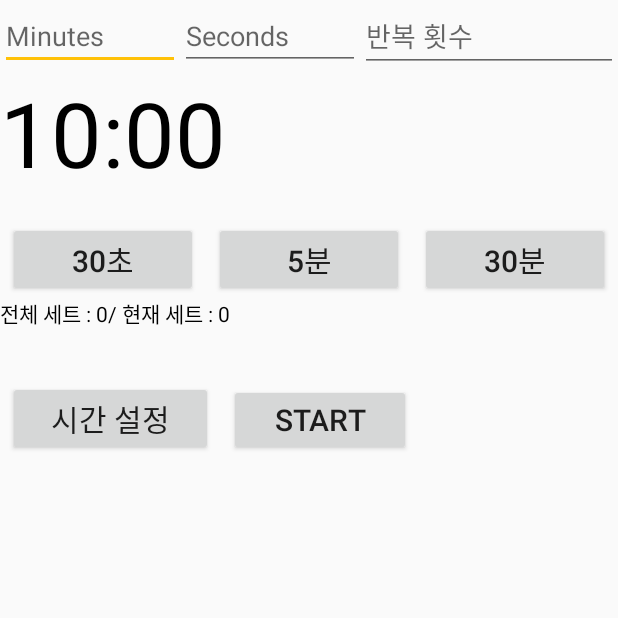
After one commit to qmffld102/CookBaB, an Android app: the Timer screen opened directly, with no data from a screen before it, on a phone screen of 412 x 824 dp, the top half of it. The commit adds this screen. Run offline under Robolectric (Android 15) with nearby library versions, the phone set to English and light mode, and no system bars.

Commit message:
Timer액티비티 만들어서 Cook에서 타이머연결 -소윤-

```diff
--- /dev/null
+++ b/app/src/main/java/com/example/coookbab/Timer.java
@@ -0,0 +1,318 @@
+package com.example.coookbab;
+
+import androidx.appcompat.app.AppCompatActivity;
+
+import android.annotation.SuppressLint;
+import android.content.Context;
+import android.content.SharedPreferences;
+import android.media.MediaPlayer;
+import android.os.Bundle;
+import android.os.CountDownTimer;
+import android.util.Log;
+import android.view.View;
+import android.view.inputmethod.InputMethodManager;
+import android.widget.Button;
+import android.widget.EditText;
+import android.widget.TextView;
+import android.widget.Toast;
+
+import java.util.Locale;
+
+public class Timer extends AppCompatActivity {
+    private EditText mEditTextInput, mEditTextInputSecond, editRepeat;
+    private TextView mTextViewCountDown, textRepeat;
+    private Button mButtonSet;
+    private Button mButtonStartPause;
+    private Button mButtonReset;
+    private Button btn_5min, btn_30sec, btn_30min;
+    private CountDownTimer mCountDownTimer;
+    private String input;
+    private String input2;
+    public boolean mTimerRunning;
+    private boolean mTimerWrite=false;
+    private long mStartTimeInMillis;
+    private long mTimeLeftInMillis;
+    private long mEndTime;
+    SharedPreferences prefs;
+    SharedPreferences.Editor editor;
+    @Override
+    protected void onCreate(Bundle savedInstanceState) {
+        super.onCreate(savedInstanceState);
+        setContentView(R.layout.activity_timer);
+
+        prefs = getSharedPreferences("prefs", MODE_PRIVATE);
+        editor = prefs.edit();
+        mEditTextInput = findViewById(R.id.edit_text_input);
+        mEditTextInputSecond = findViewById(R.id.edit_text_input_second);
+        editRepeat = findViewById(R.id.edit_repeat);
+        mTextViewCountDown = findViewById(R.id.text_view_countdown);
+        textRepeat = findViewById(R.id.text_repeat);
+        btn_5min=findViewById(R.id.btn_5min);
+        btn_30sec=findViewById(R.id.btn_30sec);
+        btn_30min=findViewById(R.id.btn_30min);
+        mButtonSet = findViewById(R.id.button_set);
+        mButtonStartPause = findViewById(R.id.button_start_pause);
+        mButtonReset = findViewById(R.id.button_reset);
+        mTimerWrite=false;
+        btn_5min.setOnClickListener(new View.OnClickListener() {
+            @Override
+            public void onClick(View v) {
+                mEditTextInput.setText("5");
+                mEditTextInputSecond.setText("0");
+            }
+        });
+        btn_30sec.setOnClickListener(new View.OnClickListener() {
+            @Override
+            public void onClick(View v) {
+                mEditTextInput.setText("0");
+                mEditTextInputSecond.setText("30");
+            }
+        });
+        btn_30min.setOnClickListener(new View.OnClickListener() {
+            @Override
+            public void onClick(View v) {
+                mEditTextInput.setText("30");
+                mEditTextInputSecond.setText("0");
+            }
+        });
+        mButtonSet.setOnClickListener(new View.OnClickListener() {
+            @Override
+            public void onClick(View v) {
+                input = mEditTextInput.getText().toString();
+                input2 = mEditTextInputSecond.getText().toString();
+                if (input.length() == 0) {
+                    mEditTextInput.setText("0");
+                    input=mEditTextInput.getText().toString();
+                    //Toast.makeText(Timer2.this, "Field can't be empty", Toast.LENGTH_SHORT).show();
+                    //return;
+                }
+                if (input2.length() == 0) {
+                    mEditTextInputSecond.setText("0");
+                    input2=mEditTextInputSecond.getText().toString();
+                    //Toast.makeText(Timer2.this, "Field2 can't be empty", Toast.LENGTH_SHORT).show();
+                    //return;
+                }
+
+                long millisInput = (Long.parseLong(input) * 60000) + (Long.parseLong(input2) * 1000);
+                if (millisInput == 0) {
+                    Toast.makeText(Timer.this, "Please enter a positive number", Toast.LENGTH_SHORT).show();
+                    return;
+                }
+                if(editRepeat.getText().toString().length() == 0){
+                    editRepeat.setText("1");
+                    return;
+                }
+                int repeat = Integer.parseInt(editRepeat.getText().toString());
+                if(repeat < 1){
+                    repeat=1;
+                    return;
+                }
+
+                editor.putInt("repeatCount", repeat);
+                editor.putInt("currentCount", 1);
+                setTime(millisInput);
+                mEditTextInput.setText("");
+                mEditTextInputSecond.setText("");
+            }
+        });
+
+        mButtonStartPause.setOnClickListener(new View.OnClickListener() {
+            @Override
+            public void onClick(View v) {
+                if (mTimerRunning) {
+                    pauseTimer();
+                } else {
+                    startTimer();
+                }
+            }
+        });
+
+        mButtonReset.setOnClickListener(new View.OnClickListener() {
+            @Override
+            public void onClick(View v) {
+                resetTimer();
+            }
+        });
+
+    }
+
+    private void setTime(long milliseconds) {
+        mStartTimeInMillis = milliseconds;
+        resetTimer();
+        closeKeyboard();
+    }
+
+    private void startTimer() {
+        editor.apply();
+        mEndTime = System.currentTimeMillis() + mTimeLeftInMillis;
+
+        mCountDownTimer = new CountDownTimer(mTimeLeftInMillis, 1000) {
+            @Override
+            public void onTick(long millisUntilFinished) {
+                mTimeLeftInMillis = millisUntilFinished;
+                mEndTime = System.currentTimeMillis() + mTimeLeftInMillis;
+                editor.putLong("startTimeInMillis", mStartTimeInMillis);
+                editor.putLong("millisLeft", mTimeLeftInMillis);
+                editor.putLong("endTime", mEndTime);
+                editor.putBoolean("timerRunning", mTimerRunning);
+                editor.apply();
+                updateCountDownText();
+            }
+
+            @Override
+            public void onFinish() {
+                Log.d("LOGTAG, CountDown", "onFinish");
+                startSound(getApplicationContext());
+                repeatTimer();
+            }
+        }.start();
+        mTimerRunning = true;
+        updateWatchInterface();
+    }
+
+    private void pauseTimer() {
+        mCountDownTimer.cancel();
+        mTimerRunning = false;
+        editor.putBoolean("timerRunning", mTimerRunning);
+        editor.apply();
+        updateWatchInterface();
+    }
+
+    private void resetTimer() {
+        editor.putInt("currentCount", 1);
+        editRepeat.setVisibility(View.VISIBLE);
+        mEditTextInput.setVisibility(View.VISIBLE);
+        mEditTextInputSecond.setVisibility(View.VISIBLE);
+        mButtonSet.setVisibility(View.VISIBLE);
+        mTimeLeftInMillis = mStartTimeInMillis;
+        updateCountDownText();
+        updateWatchInterface();
+    }
+
+    private void repeatTimer(){
+        int repeatCount = prefs.getInt("repeatCount", 0);
+        int currentCount = prefs.getInt("currentCount", 0);
+        if(currentCount < repeatCount){
+            editor.putInt("currentCount", currentCount+1);
+            mTimeLeftInMillis = mStartTimeInMillis;
+            updateCountDownText();
+            startTimer();
+        }else{
+            mTimerRunning = false;
+            editor.putBoolean("timerRunning", mTimerRunning);
+            editor.apply();
+            updateWatchInterface();
+        }
+    }
+
+    private void updateCountDownText() {
+        int hours = (int) (mTimeLeftInMillis / 1000) / 3600;
+        int minutes = (int) ((mTimeLeftInMillis / 1000) % 3600) / 60;
+        int seconds = (int) (mTimeLeftInMillis / 1000) % 60;
+
+        String timeLeftFormatted;
+        if (hours > 0) {
+            timeLeftFormatted = String.format(Locale.getDefault(),
+                    "%d:%02d:%02d", hours, minutes, seconds);
+        } else {
+            timeLeftFormatted = String.format(Locale.getDefault(),
+                    "%02d:%02d", minutes, seconds);
+        }
+
+        int repeatCount = prefs.getInt("repeatCount", 0);
+        int currentCount = prefs.getInt("currentCount", 0);
+        textRepeat.setText("전체 세트 : "+String.valueOf(repeatCount)+"/ 현재 세트 : "+String.valueOf(currentCount));
+        mTextViewCountDown.setText(timeLeftFormatted);
+
+    }
+
+    @SuppressLint("LongLogTag")
+    private void updateWatchInterface() {
+        Log.d("LOGTAG, COUNTDOWN, updataWatchInterface", String.valueOf(mEndTime));
+        Log.d("LOGTAG, COUNTDOWN, updataWatchInterface", String.valueOf(mTimerRunning));
+        if (mTimerRunning) {
+            mEditTextInput.setVisibility(View.INVISIBLE);
+            mEditTextInputSecond.setVisibility(View.INVISIBLE);
+            editRepeat.setVisibility(View.INVISIBLE);
+            mButtonSet.setVisibility(View.INVISIBLE);
+            mButtonReset.setVisibility(View.INVISIBLE);
+            mButtonStartPause.setText("Pause");
+        } else {
+            mButtonStartPause.setText("Start");
+
+            if (mTimeLeftInMillis < 1000) {
+                mButtonStartPause.setVisibility(View.INVISIBLE);
+            } else {
+                mButtonStartPause.setVisibility(View.VISIBLE);
+            }
+
+            if (mTimeLeftInMillis < mStartTimeInMillis) {
+                mButtonReset.setVisibility(View.VISIBLE);
+            } else {
+                mButtonReset.setVisibility(View.INVISIBLE);
+            }
+        }
+    }
+
+    private void closeKeyboard() {
+        View view = this.getCurrentFocus();
+        if (view != null) {
+            InputMethodManager imm = (InputMethodManager) getSystemService(INPUT_METHOD_SERVICE);
+            imm.hideSoftInputFromWindow(view.getWindowToken(), 0);
+        }
+    }
+
+    @SuppressLint("LongLogTag")
+    @Override
+    protected void onStop() {
+        super.onStop();
+        if (mCountDownTimer != null) {
+            Log.d("LOGTAG, COUNTDOWN, onSTop", "cancle");
+            mCountDownTimer.cancel();
+        }
+    }
+
+    @SuppressLint("LongLogTag")
+    @Override
+    protected void onStart() {
+        super.onStart();
+
+        mStartTimeInMillis = prefs.getLong("startTimeInMillis", 600000);
+        mTimeLeftInMillis = prefs.getLong("millisLeft", mStartTimeInMillis);
+        mTimerRunning = prefs.getBoolean("timerRunning", false);
+        updateCountDownText();
+        updateWatchInterface();
+
+        if (mTimerRunning) {
+            mEndTime = prefs.getLong("endTime", 0);
+            Log.d("LOGTAG, COUNTDOWN, onStart2", String.valueOf(mEndTime));
+            mTimeLeftInMillis = mEndTime - System.currentTimeMillis();
+            Log.d("LOGTAG, COUNTDOWN, onStart2", String.valueOf(mTimeLeftInMillis));
+            String countName = prefs.getString("countName", "");
+
+            if (mTimeLeftInMillis < 0) {
+                mTimeLeftInMillis = 0;
+                mTimerRunning = false;
+                editor.putBoolean("timerRunning", mTimerRunning);
+                editor.apply();
+                Log.d("LOGTAG, COUNTDOWN, onStart2", String.valueOf(mTimerRunning));
+                updateCountDownText();
+                updateWatchInterface();
+            } else {
+                startTimer();
+            }
+        }else{
+            Log.d("LOGTAG, COUNTDOWN, onStart2", "else");
+            if(mCountDownTimer != null){
+                Log.d("LOGTAG, COUNTDOWN, onStart2", "cancle");
+                mCountDownTimer.cancel();
+            }
+        }
+    }
+
+    public void startSound(Context context) {
+        MediaPlayer mediaPlayer = MediaPlayer.create(context, R.raw.beeeep);
+        mediaPlayer.start();
+        Log.d("LOGTAG", "startSound");
+    }
+}
--- a/app/src/main/res/layout/activity_cook.xml
+++ b/app/src/main/res/layout/activity_cook.xml
@@ -15,6 +15,8 @@
         tools:srcCompat="@tools:sample/backgrounds/scenic" />
 
     <Button
+        android:id="@+id/btn_timer"
+        android:onClick="mOnClick"
         android:layout_width="50dp"
         android:layout_height="50dp"
         android:layout_marginStart="15dp"
--- /dev/null
+++ b/app/src/main/res/layout/activity_timer.xml
@@ -0,0 +1,138 @@
+<?xml version="1.0" encoding="utf-8"?>
+<LinearLayout xmlns:android="http://schemas.android.com/apk/res/android"
+    xmlns:app="http://schemas.android.com/apk/res-auto"
+    xmlns:tools="http://schemas.android.com/tools"
+    android:layout_width="match_parent"
+    android:layout_height="match_parent"
+    android:orientation="vertical"
+    tools:context=".Timer">
+
+    <LinearLayout
+        android:layout_width="match_parent"
+        android:layout_height="wrap_content"
+        android:orientation="horizontal">
+
+        <EditText
+            android:id="@+id/edit_text_input"
+            android:layout_width="120dp"
+            android:layout_height="wrap_content"
+            android:hint="Minutes"
+            android:inputType="number"
+            android:maxLength="4" />
+        <EditText
+            android:id="@+id/edit_text_input_second"
+            android:layout_width="120dp"
+            android:layout_height="wrap_content"
+            android:hint="Seconds"
+            android:inputType="number"
+            android:maxLength="4" />
+        <EditText
+            android:id="@+id/edit_repeat"
+            android:inputType="number"
+            android:layout_width="wrap_content"
+            android:layout_height="wrap_content"
+            android:layout_weight="1"
+            android:hint="반복 횟수" />
+
+    </LinearLayout>
+
+    <TextView
+        android:id="@+id/text_view_countdown"
+        android:layout_width="match_parent"
+        android:layout_height="wrap_content"
+        android:text="00:00"
+        android:textColor="@android:color/black"
+        android:textSize="60sp"/>
+
+    <TextView
+        android:id="@+id/txt"
+        android:layout_width="match_parent"
+        android:layout_height="wrap_content" />
+
+    <LinearLayout
+        android:layout_width="match_parent"
+        android:layout_height="wrap_content"
+        android:orientation="horizontal">
+
+        <Button
+            android:id="@+id/btn_30sec"
+            android:layout_width="wrap_content"
+            android:layout_height="wrap_content"
+            android:layout_weight="1"
+            android:layout_marginLeft="5dp"
+            android:layout_marginRight="5dp"
+            android:textSize="20dp"
+            android:text="30초" />
+        <Button
+            android:id="@+id/btn_5min"
+            android:layout_width="wrap_content"
+            android:layout_height="wrap_content"
+            android:layout_weight="1"
+            android:layout_marginLeft="5dp"
+            android:layout_marginRight="5dp"
+            android:textSize="20dp"
+            android:text="5분" />
+
+        <Button
+            android:id="@+id/btn_30min"
+            android:layout_width="wrap_content"
+            android:layout_height="wrap_content"
+            android:layout_weight="1"
+            android:layout_marginLeft="5dp"
+            android:layout_marginRight="5dp"
+            android:textSize="20dp"
+            android:text="30분" />
+    </LinearLayout>
+    <LinearLayout
+        android:layout_width="match_parent"
+        android:layout_height="56dp"
+        android:orientation="horizontal">
+
+
+
+        <TextView
+            android:textColor="#000"
+            android:id="@+id/text_repeat"
+            android:layout_width="wrap_content"
+            android:layout_height="wrap_content"
+            android:layout_weight="1"
+            android:text="현재 세트 : 0"
+            android:visibility="visible"
+            tools:visibility="visible"/>
+    </LinearLayout>
+    <LinearLayout
+        android:layout_width="match_parent"
+        android:layout_height="match_parent"
+        android:orientation="horizontal">
+        <Button
+            android:id="@+id/button_set"
+            android:layout_marginLeft="5dp"
+            android:layout_marginRight="5dp"
+            android:textSize="20dp"
+            android:layout_width="wrap_content"
+            android:layout_height="wrap_content"
+            android:layout_weight="1"
+            android:text="시간 설정" />
+        <Button
+            android:id="@+id/button_start_pause"
+            android:layout_width="wrap_content"
+            android:layout_height="wrap_content"
+            android:layout_marginLeft="5dp"
+            android:layout_marginRight="5dp"
+            android:textSize="20dp"
+            android:layout_weight="1"
+            android:text="Start" />
+
+        <Button
+            android:id="@+id/button_reset"
+            android:layout_width="wrap_content"
+            android:layout_height="wrap_content"
+            android:layout_marginLeft="5dp"
+            android:layout_marginRight="5dp"
+            android:textSize="20dp"
+            android:layout_weight="1"
+            android:text="Reset"
+            android:visibility="visible"
+            tools:visibility="visible"/>
+    </LinearLayout>
+</LinearLayout>
--- a/gradle.properties
+++ b/gradle.properties
@@ -6,7 +6,7 @@
 # http://www.gradle.org/docs/current/userguide/build_environment.html
 # Specifies the JVM arguments used for the daemon process.
 # The setting is particularly useful for tweaking memory settings.
-org.gradle.jvmargs=-Xmx1536m
+org.gradle.jvmargs=-Xmx512m
 # When configured, Gradle will run in incubating parallel mode.
 # This option should only be used with decoupled projects. More details, visit
 # http://www.gradle.org/docs/current/userguide/multi_project_builds.html#sec:decoupled_projects
```
Also changed, not shown: app/src/main/AndroidManifest.xml (+7 -5 lines), app/src/main/java/com/example/coookbab/CookActivity.java (+12 -1 lines).
